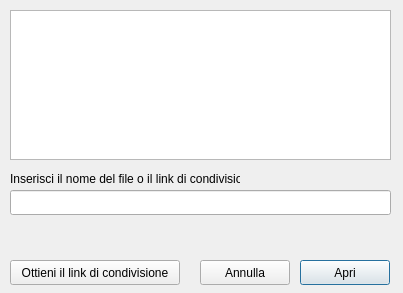
This is client/src/ui/openfiledialog.ui in klaalk/klapklap as Qt 5 draws it before an edit. The edited form follows.
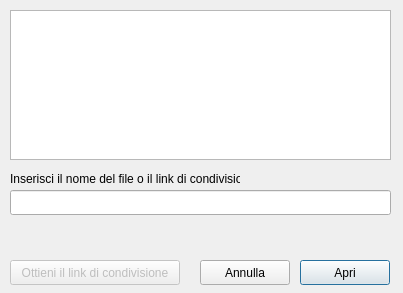
This is the edited form.

```diff
--- a/client/src/ui/openfiledialog.ui
+++ b/client/src/ui/openfiledialog.ui
@@ -79,6 +79,9 @@
    </property>
   </widget>
   <widget class="QPushButton" name="pushButton">
+   <property name="enabled">
+    <bool>false</bool>
+   </property>
    <property name="geometry">
     <rect>
      <x>10</x>
```
Left out of the diff: 14 changed lines with no effect on the pictures.
